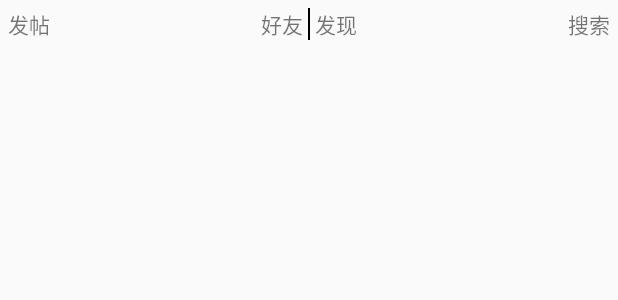
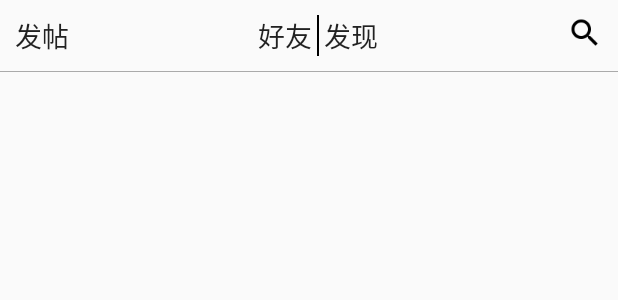
Before and after one commit to zhangwade/MilkBottle, an Android app: the layout fragment_post.xml on its own in the app's theme, with its tools: preview values and no code run, on a phone screen of 412 x 824 dp. Shown: the top 300 px of the screen. Run offline under Robolectric (Android 15) with nearby library versions, the phone set to English and light mode, and no system bars.

Commit message:
WadeZhang 2017.3.24

```diff
--- a/app/src/main/res/layout/activity_main.xml
+++ b/app/src/main/res/layout/activity_main.xml
@@ -12,6 +12,5 @@
     <com.ashokvarma.bottomnavigation.BottomNavigationBar
         android:id="@+id/bottom_navigation_bar"
         android:layout_width="match_parent"
-        android:layout_height="wrap_content"
-        android:layout_gravity="bottom" />
+        android:layout_height="wrap_content" />
 </LinearLayout>
--- a/app/src/main/res/layout/fragment_post.xml
+++ b/app/src/main/res/layout/fragment_post.xml
@@ -5,22 +5,23 @@
 
     <LinearLayout android:layout_height="wrap_content"
         android:layout_width="match_parent"
-        android:orientation="horizontal">
+        android:orientation="horizontal"
+        android:padding="10dp">
 
         <TextView android:layout_height="wrap_content"
             android:layout_width="wrap_content"
+            style="@android:style/TextAppearance.Medium"
             android:text="@string/fragment_post_button_send"
-            android:gravity="center"
-            android:layout_margin="5dp"/>
+            android:gravity="center" />
 
         <LinearLayout android:layout_width="wrap_content"
             android:layout_height="wrap_content"
             android:layout_weight="1"
-            android:orientation="horizontal"
-            android:layout_margin="5dp">
+            android:orientation="horizontal">
 
             <TextView android:layout_height="match_parent"
                 android:layout_width="wrap_content"
+                style="@android:style/TextAppearance.Medium"
                 android:layout_weight="1"
                 android:gravity="right"
                 android:paddingRight="3dp"
@@ -32,20 +33,24 @@
 
             <TextView android:layout_height="match_parent"
                 android:layout_width="wrap_content"
+                style="@android:style/TextAppearance.Medium"
                 android:layout_weight="1"
                 android:gravity="left"
                 android:paddingLeft="3dp"
                 android:text="发现"/>
         </LinearLayout>
 
-        <TextView android:layout_height="wrap_content"
+        <ImageButton android:layout_height="wrap_content"
             android:layout_width="wrap_content"
-            android:text="搜索"
-            android:gravity="center"
-            android:layout_margin="5dp"/>
+            android:background="@mipmap/search"/>
     </LinearLayout>
+
+    <TextView android:layout_height="0.5dp"
+        android:layout_width="match_parent"
+        android:background="@android:color/darker_gray"/>
 
     <android.support.v7.widget.RecyclerView android:layout_width="match_parent"
         android:layout_height="wrap_content"
+        android:padding="10dp"
         android:layout_weight="1"/>
 </LinearLayout>
```
Also changed, not shown: app/src/main/res/mipmap-xhdpi/search.png (added).
